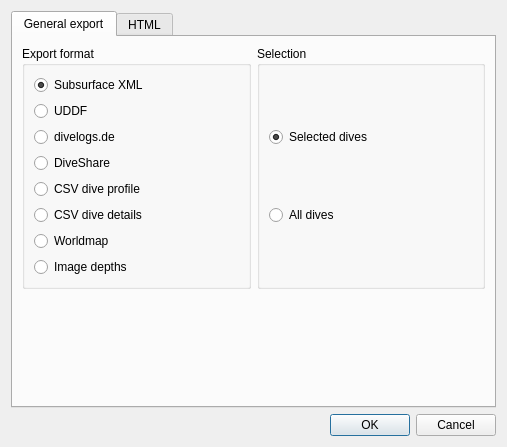
The window that qt-ui/divelogexportdialog.ui (subsurface/subsurface) describes before a commit, drawn with Qt 5.
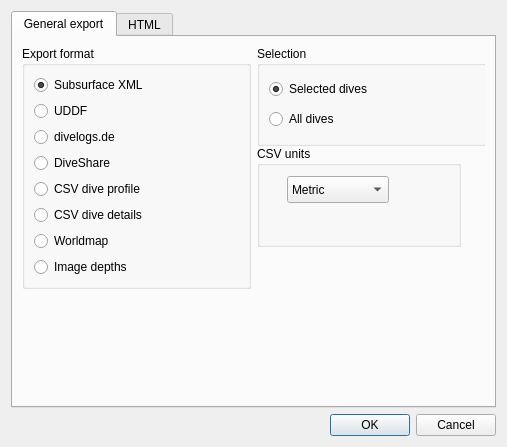
The same window after the commit. Icons and pictures are not drawn.

Commit message: GUI change to accommodate unit selection on CSV export

What changed in the file:
```diff
--- a/qt-ui/divelogexportdialog.ui
+++ b/qt-ui/divelogexportdialog.ui
@@ -70,35 +70,6 @@
          </property>
         </spacer>
        </item>
-       <item row="0" column="1">
-        <widget class="QGroupBox" name="exportSelection">
-         <property name="title">
-          <string>Selection</string>
-         </property>
-         <layout class="QVBoxLayout" name="verticalLayout_3">
-          <item>
-           <widget class="QRadioButton" name="exportSelected">
-            <property name="enabled">
-             <bool>true</bool>
-            </property>
-            <property name="text">
-             <string>Selected dives</string>
-            </property>
-            <property name="checked">
-             <bool>true</bool>
-            </property>
-           </widget>
-          </item>
-          <item>
-           <widget class="QRadioButton" name="exportAll">
-            <property name="text">
-             <string>All dives</string>
-            </property>
-           </widget>
-          </item>
-         </layout>
-        </widget>
-       </item>
        <item row="0" column="0">
         <widget class="QGroupBox" name="exportFormat">
          <property name="title">
@@ -206,6 +177,96 @@
          </layout>
         </widget>
        </item>
+       <item row="0" column="1">
+        <widget class="QWidget" name="widget" native="true">
+         <widget class="QGroupBox" name="exportSelection">
+          <property name="geometry">
+           <rect>
+            <x>0</x>
+            <y>0</y>
+            <width>230</width>
+            <height>100</height>
+           </rect>
+          </property>
+          <property name="sizePolicy">
+           <sizepolicy hsizetype="Preferred" vsizetype="Fixed">
+            <horstretch>0</horstretch>
+            <verstretch>0</verstretch>
+           </sizepolicy>
+          </property>
+          <property name="minimumSize">
+           <size>
+            <width>0</width>
+            <height>100</height>
+           </size>
+          </property>
+          <property name="maximumSize">
+           <size>
+            <width>16777215</width>
+            <height>16777215</height>
+           </size>
+          </property>
+          <property name="title">
+           <string>Selection</string>
+          </property>
+          <layout class="QVBoxLayout" name="verticalLayout_3">
+           <item>
+            <widget class="QRadioButton" name="exportSelected">
+             <property name="enabled">
+              <bool>true</bool>
+             </property>
+             <property name="text">
+              <string>Selected dives</string>
+             </property>
+             <property name="checked">
+              <bool>true</bool>
+             </property>
+            </widget>
+           </item>
+           <item>
+            <widget class="QRadioButton" name="exportAll">
+             <property name="text">
+              <string>All dives</string>
+             </property>
+            </widget>
+           </item>
+          </layout>
+         </widget>
+         <widget class="QGroupBox" name="groupBox">
+          <property name="geometry">
+           <rect>
+            <x>0</x>
+            <y>100</y>
+            <width>204</width>
+            <height>101</height>
+           </rect>
+          </property>
+          <property name="title">
+           <string>CSV units</string>
+          </property>
+          <widget class="QComboBox" name="CSVUnits_2">
+           <property name="geometry">
+            <rect>
+             <x>30</x>
+             <y>30</y>
+             <width>102</width>
+             <height>27</height>
+            </rect>
+           </property>
+           <item>
+            <property name="text">
+             <string>Metric</string>
+            </property>
+           </item>
+           <item>
+            <property name="text">
+             <string>Imperial</string>
+            </property>
+           </item>
+          </widget>
+         </widget>
+        </widget>
+       </item>
       </layout>
      </widget>
      <widget class="QWidget" name="HTML_tab">
```
